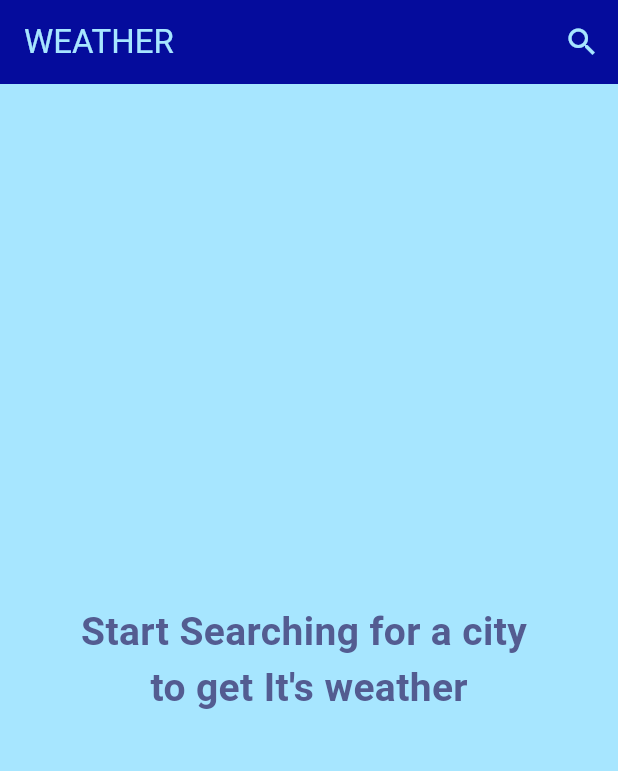
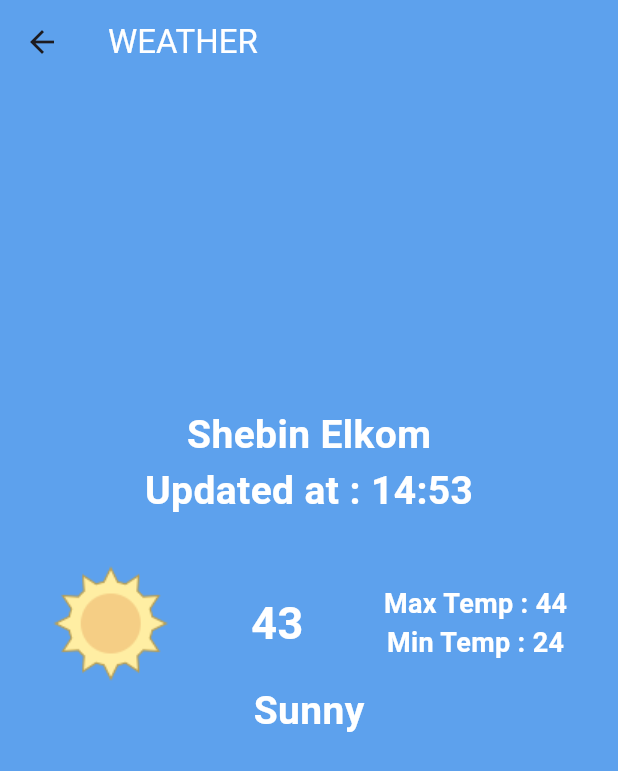
Before and after one commit to shehab358/weather_app, a Flutter app: the screen it shows after launch, after a tap on the "search" icon, on a phone screen of 412 x 824 dp. Shown: the top 771 px of the screen. Run offline on Flutter 3.47's test engine with Material 3 defaults, Android fonts, the phone set to English and light mode, and no system bars.

Commit message:
added Weather info UI

```diff
--- a/lib/homescreen.dart
+++ /dev/null
@@ -1,55 +0,0 @@
-import 'package:flutter/material.dart';
-
-class Homescreen extends StatelessWidget {
-  const Homescreen({super.key});
-
-  @override
-  Widget build(BuildContext context) {
-    return Scaffold(
-      appBar: AppBar(
-        title: const Text(
-          "WEATHER",
-          style: TextStyle(
-            color: Color(0xFFA7E6FF),
-          ),
-        ),
-        backgroundColor: const Color(0xFF050C9C),
-        actions: [
-          IconButton(
-            onPressed: () {},
-            icon: const Icon(
-              Icons.search,
-              color: Color(0xFFA7E6FF),
-            ),
-          ),
-        ],
-      ),
-      body: Container(
-        color: const Color(0xFFA7E6FF),
-        height: double.infinity,
-        width: double.infinity,
-        child: const Center(
-          child: Column(
-            mainAxisAlignment: MainAxisAlignment.center,
-            children: [
-              Text(
-                "Start Searching for a city ",
-                style: TextStyle(
-                    color: Color(0xFF535C91),
-                    fontSize: 26,
-                    fontWeight: FontWeight.bold),
-              ),
-              Text(
-                "to get It's weather",
-                style: TextStyle(
-                    color: Color(0xFF535C91),
-                    fontSize: 26,
-                    fontWeight: FontWeight.bold),
-              ),
-            ],
-          ),
-        ),
-      ),
-    );
-  }
-}
--- a/lib/main.dart
+++ b/lib/main.dart
@@ -1,5 +1,5 @@
 import 'package:flutter/material.dart';
-import 'package:weather_app/homescreen.dart';
+import 'package:weather_app/view/mainscreen.dart';
 
 void main() {
   runApp(
--- /dev/null
+++ b/lib/screens/searchscreen.dart
@@ -0,0 +1,10 @@
+import 'package:flutter/material.dart';
+
+class Searchscreen extends StatelessWidget {
+  const Searchscreen({super.key});
+
+  @override
+  Widget build(BuildContext context) {
+    return const Placeholder();
+  }
+}
--- /dev/null
+++ b/lib/screens/startscreen.dart
@@ -0,0 +1,35 @@
+import 'package:flutter/material.dart';
+
+class Startscreen extends StatelessWidget {
+  const Startscreen({super.key});
+
+  @override
+  Widget build(BuildContext context) {
+    return Container(
+      color: const Color(0xFF5da1ed),
+      height: double.infinity,
+      width: double.infinity,
+      child: const Center(
+        child: Column(
+          mainAxisAlignment: MainAxisAlignment.center,
+          children: [
+            Text(
+              "Start Searching for a city ",
+              style: TextStyle(
+                  color: Colors.white,
+                  fontSize: 26,
+                  fontWeight: FontWeight.bold),
+            ),
+            Text(
+              "to get It's weather",
+              style: TextStyle(
+                  color: Colors.white,
+                  fontSize: 26,
+                  fontWeight: FontWeight.bold),
+            ),
+          ],
+        ),
+      ),
+    );
+  }
+}
--- /dev/null
+++ b/lib/screens/weather_info.dart
@@ -0,0 +1,102 @@
+import 'package:flutter/material.dart';
+
+class WeatherInfo extends StatelessWidget {
+  const WeatherInfo({super.key});
+
+  @override
+  Widget build(BuildContext context) {
+    return Scaffold(
+      appBar: AppBar(
+        title: const Text(
+          "WEATHER",
+          style: TextStyle(
+            color: Colors.white,
+          ),
+        ),
+        backgroundColor: const Color(0xFF5da1ed),
+      ),
+      body: Container(
+        color: const Color(0xFF5da1ed),
+        height: double.infinity,
+        width: double.infinity,
+        child: Center(
+          child: Padding(
+            padding: const EdgeInsets.only(top: 50),
+            child: Column(
+              mainAxisAlignment: MainAxisAlignment.start,
+              children: [
+                const Spacer(
+                  flex: 1,
+                ),
+                const Text(
+                  "Shebin Elkom",
+                  style: TextStyle(
+                      color: Colors.white,
+                      fontSize: 26,
+                      fontWeight: FontWeight.bold),
+                ),
+                const Text(
+                  "Updated at : 14:53",
+                  style: TextStyle(
+                      color: Colors.white,
+                      fontSize: 26,
+                      fontWeight: FontWeight.bold),
+                ),
+                const SizedBox(height: 30),
+                Padding(
+                  padding: const EdgeInsets.symmetric(horizontal: 16),
+                  child: Row(
+                    children: [
+                      const Spacer(flex: 1),
+                      Image.asset(
+                        "assets/images/clear.png",
+                      ),
+                      const Spacer(flex: 3),
+                      const Text(
+                        "43",
+                        style: TextStyle(
+                            color: Colors.white,
+                            fontSize: 30,
+                            fontWeight: FontWeight.bold),
+                      ),
+                      const Spacer(flex: 3),
+                      const Column(
+                        children: [
+                          Text(
+                            "Max Temp : 44",
+                            style: TextStyle(
+                                color: Colors.white,
+                                fontSize: 18,
+                                fontWeight: FontWeight.bold),
+                          ),
+                          Text(
+                            "Min Temp : 24",
+                            style: TextStyle(
+                                color: Colors.white,
+                                fontSize: 18,
+                                fontWeight: FontWeight.bold),
+                          ),
+                        ],
+                      ),
+                      const Spacer(flex: 1),
+                    ],
+                  ),
+                ),
+                const Text(
+                  "Sunny",
+                  style: TextStyle(
+                      color: Colors.white,
+                      fontSize: 26,
+                      fontWeight: FontWeight.bold),
+                ),
+                const Spacer(
+                  flex: 2,
+                ),
+              ],
+            ),
+          ),
+        ),
+      ),
+    );
+  }
+}
--- /dev/null
+++ b/lib/view/mainscreen.dart
@@ -0,0 +1,40 @@
+import 'package:flutter/material.dart';
+import 'package:weather_app/screens/searchscreen.dart';
+import 'package:weather_app/screens/startscreen.dart';
+import 'package:weather_app/screens/weather_info.dart';
+
+class Homescreen extends StatelessWidget {
+  const Homescreen({super.key});
+
+  @override
+  Widget build(BuildContext context) {
+    return Scaffold(
+      appBar: AppBar(
+        title: const Text(
+          "WEATHER",
+          style: TextStyle(
+            color: Colors.white,
+          ),
+        ),
+        backgroundColor: const Color(0xFF5da1ed),
+        actions: [
+          IconButton(
+            onPressed: () {
+              Navigator.push(
+                context,
+                MaterialPageRoute(
+                  builder: (context) => const WeatherInfo(),
+                ),
+              );
+            },
+            icon: const Icon(
+              Icons.search,
+              color: Colors.white,
+            ),
+          ),
+        ],
+      ),
+      body: const Startscreen(),
+    );
+  }
+}
--- a/pubspec.yaml
+++ b/pubspec.yaml
@@ -60,7 +60,7 @@ flutter:
 
   # To add assets to your application, add an assets section, like this:
   assets:
-    - assets/
+    - assets/images/
 
   # An image asset can refer to one or more resolution-specific "variants", see
   # https://flutter.dev/assets-and-images/#resolution-aware
```
